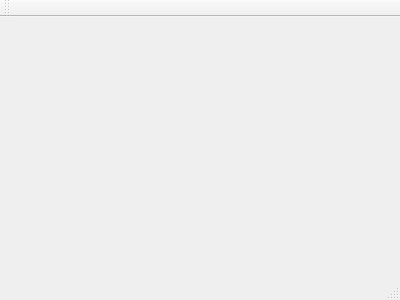
First picture: the form in solar_Pro/GUI/Solar__Pro_GUI/mainwindow.ui, repository karthick1987/SolarPro, before the edit.
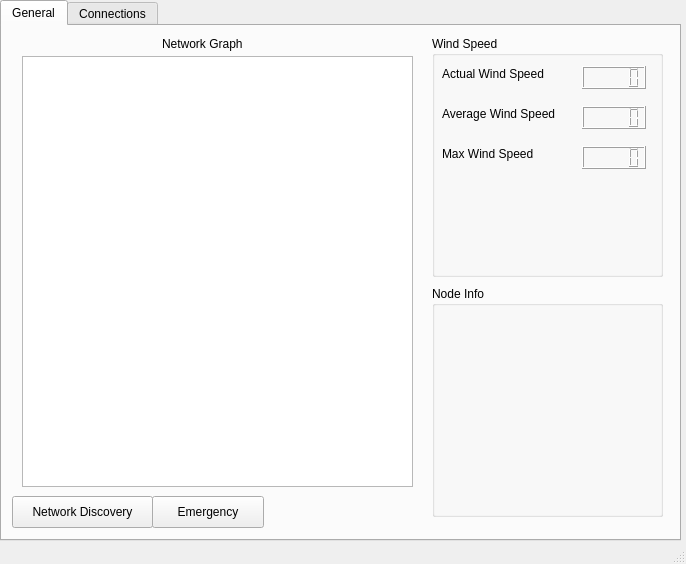
Second picture: the form after the edit.

Diff of the .ui file:
```diff
--- a/solar_Pro/GUI/Solar__Pro_GUI/mainwindow.ui
+++ b/solar_Pro/GUI/Solar__Pro_GUI/mainwindow.ui
@@ -1,24 +1,189 @@
 <ui version="4.0">
  <class>MainWindow</class>
- <widget class="QMainWindow" name="MainWindow" >
-  <property name="geometry" >
+ <widget class="QMainWindow" name="MainWindow">
+  <property name="geometry">
    <rect>
     <x>0</x>
     <y>0</y>
-    <width>400</width>
-    <height>300</height>
+    <width>686</width>
+    <height>564</height>
    </rect>
   </property>
   <property name="windowTitle" >
    <string>MainWindow</string>
   </property>
-  <widget class="QMenuBar" name="menuBar" />
-  <widget class="QToolBar" name="mainToolBar" />
-  <widget class="QWidget" name="centralWidget" />
-  <widget class="QStatusBar" name="statusBar" />
+  <widget class="QWidget" name="centralWidget">
+   <widget class="QTabWidget" name="tabWidget">
+    <property name="geometry">
+     <rect>
+      <x>0</x>
+      <y>0</y>
+      <width>681</width>
+      <height>541</height>
+     </rect>
+    </property>
+    <property name="currentIndex">
+     <number>0</number>
+    </property>
+    <widget class="QWidget" name="tab">
+     <attribute name="title">
+      <string>General</string>
+     </attribute>
+     <widget class="QPushButton" name="button_NetDiscover">
+      <property name="geometry">
+       <rect>
+        <x>10</x>
+        <y>470</y>
+        <width>141</width>
+        <height>32</height>
+       </rect>
+      </property>
+      <property name="text">
+       <string>Network Discovery</string>
+      </property>
+     </widget>
+     <widget class="QPushButton" name="button_Emergency">
+      <property name="geometry">
+       <rect>
+        <x>150</x>
+        <y>470</y>
+        <width>112</width>
+        <height>32</height>
+       </rect>
+      </property>
+      <property name="text">
+       <string>Emergency</string>
+      </property>
+     </widget>
+     <widget class="QLabel" name="label_NetGraph">
+      <property name="geometry">
+       <rect>
+        <x>160</x>
+        <y>10</y>
+        <width>101</width>
+        <height>16</height>
+       </rect>
+      </property>
+      <property name="text">
+       <string>Network Graph</string>
+      </property>
+     </widget>
+     <widget class="QGroupBox" name="groupBox">
+      <property name="geometry">
+       <rect>
+        <x>430</x>
+        <y>10</y>
+        <width>231</width>
+        <height>241</height>
+       </rect>
+      </property>
+      <property name="title">
+       <string>Wind Speed</string>
+      </property>
+      <widget class="QLCDNumber" name="lcdWindSpeed">
+       <property name="geometry">
+        <rect>
+         <x>150</x>
+         <y>30</y>
+         <width>64</width>
+         <height>23</height>
+        </rect>
+       </property>
+      </widget>
+      <widget class="QLabel" name="label_WindSpeed">
+       <property name="geometry">
+        <rect>
+         <x>10</x>
+         <y>30</y>
+         <width>121</width>
+         <height>16</height>
+        </rect>
+       </property>
+       <property name="text">
+        <string>Actual Wind Speed</string>
+       </property>
+      </widget>
+      <widget class="QLabel" name="label_WindSpeed_2">
+       <property name="geometry">
+        <rect>
+         <x>10</x>
+         <y>70</y>
+         <width>131</width>
+         <height>16</height>
+        </rect>
+       </property>
+       <property name="text">
+        <string>Average Wind Speed</string>
+       </property>
+      </widget>
+      <widget class="QLCDNumber" name="lcdWindSpeed_2">
+       <property name="geometry">
+        <rect>
+         <x>150</x>
+         <y>70</y>
+         <width>64</width>
+         <height>23</height>
+        </rect>
+       </property>
+      </widget>
+      <widget class="QLabel" name="label_WindSpeed_3">
+       <property name="geometry">
+        <rect>
+         <x>10</x>
+         <y>110</y>
+         <width>131</width>
+         <height>16</height>
+        </rect>
+       </property>
+       <property name="text">
+        <string>Max Wind Speed</string>
+       </property>
+      </widget>
+      <widget class="QLCDNumber" name="lcdWindSpeed_3">
+       <property name="geometry">
+        <rect>
+         <x>150</x>
+         <y>110</y>
+         <width>64</width>
+         <height>23</height>
+        </rect>
+       </property>
+      </widget>
+     </widget>
+     <widget class="QGroupBox" name="groupBox_2">
+      <property name="geometry">
+       <rect>
+        <x>430</x>
+        <y>260</y>
+        <width>231</width>
+        <height>231</height>
+       </rect>
+      </property>
+      <property name="title">
+       <string>Node Info</string>
+      </property>
+     </widget>
+     <widget class="QGraphicsView" name="graphicsView">
+      <property name="geometry">
+       <rect>
+        <x>20</x>
+        <y>30</y>
+        <width>391</width>
+        <height>431</height>
+       </rect>
+      </property>
+     </widget>
+    </widget>
+    <widget class="QWidget" name="tab_2">
+     <attribute name="title">
+      <string>Connections</string>
+     </attribute>
+    </widget>
+   </widget>
+  </widget>
+  <widget class="QStatusBar" name="statusBar"/>
  </widget>
- <layoutDefault spacing="6" margin="11" />
- <pixmapfunction></pixmapfunction>
+ <layoutdefault spacing="6" margin="11"/>
  <resources/>
  <connections/>
 </ui>
```
Left out of the diff: 5 changed lines with no effect on the pictures.
